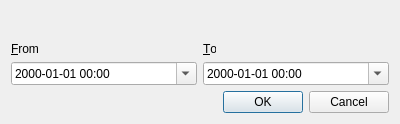
Old version of the form src/main/python/ui_designs/closingsalesdialog.ui in the repository JacksonRye/empireresturant.
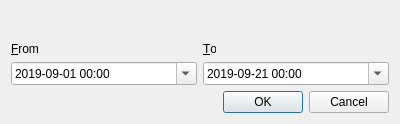
New version of the form.

```diff
--- a/src/main/python/ui_designs/closingsalesdialog.ui
+++ b/src/main/python/ui_designs/closingsalesdialog.ui
@@ -18,6 +18,13 @@
     <layout class="QGridLayout" name="gridLayout">
      <item row="3" column="1" alignment="Qt::AlignTop">
       <widget class="QDateTimeEdit" name="to_datetime_edit">
+       <property name="date">
+        <date>
+         <year>2019</year>
+         <month>9</month>
+         <day>21</day>
+        </date>
+       </property>
        <property name="displayFormat">
         <string>yyyy-MM-dd hh:mm</string>
        </property>
@@ -28,6 +35,23 @@
      </item>
      <item row="3" column="0">
       <widget class="QDateTimeEdit" name="from_datetime_edit">
+       <property name="dateTime">
+        <datetime>
+         <hour>0</hour>
+         <minute>0</minute>
+         <second>0</second>
+         <year>2019</year>
+         <month>9</month>
+         <day>1</day>
+        </datetime>
+       </property>
+       <property name="date">
+        <date>
+         <year>2019</year>
+         <month>9</month>
+         <day>1</day>
+        </date>
+       </property>
        <property name="currentSection">
         <enum>QDateTimeEdit::YearSection</enum>
        </property>
```
